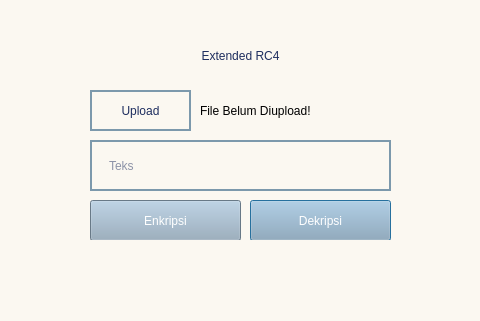
This is upload.ui in stellaribli/StreamCipher as Qt 5 draws it before an edit; both pictures show x 150 to 630 and y 0 to 321 of the 789 by 321 pixel window. The edited form follows.
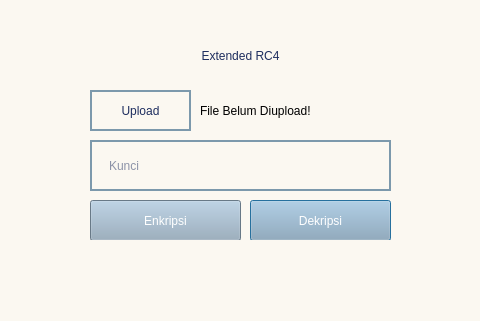
This is the edited form.

Diff of the .ui file:
```diff
--- a/upload.ui
+++ b/upload.ui
@@ -112,7 +112,7 @@
     <string/>
    </property>
    <property name="placeholderText">
-    <string>Teks</string>
+    <string>Kunci</string>
    </property>
   </widget>
   <widget class="QPushButton" name="uploadButton_2">
```
Left out of the diff: 8 changed lines with no effect on the pictures.
